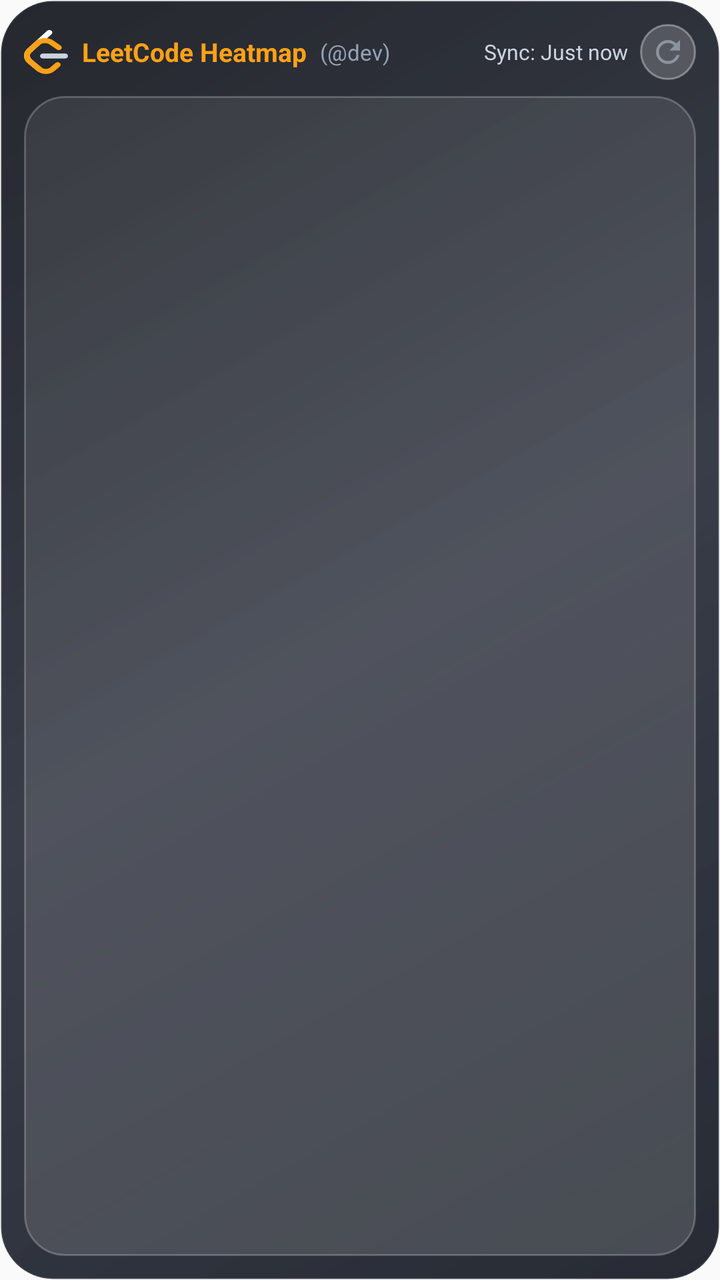
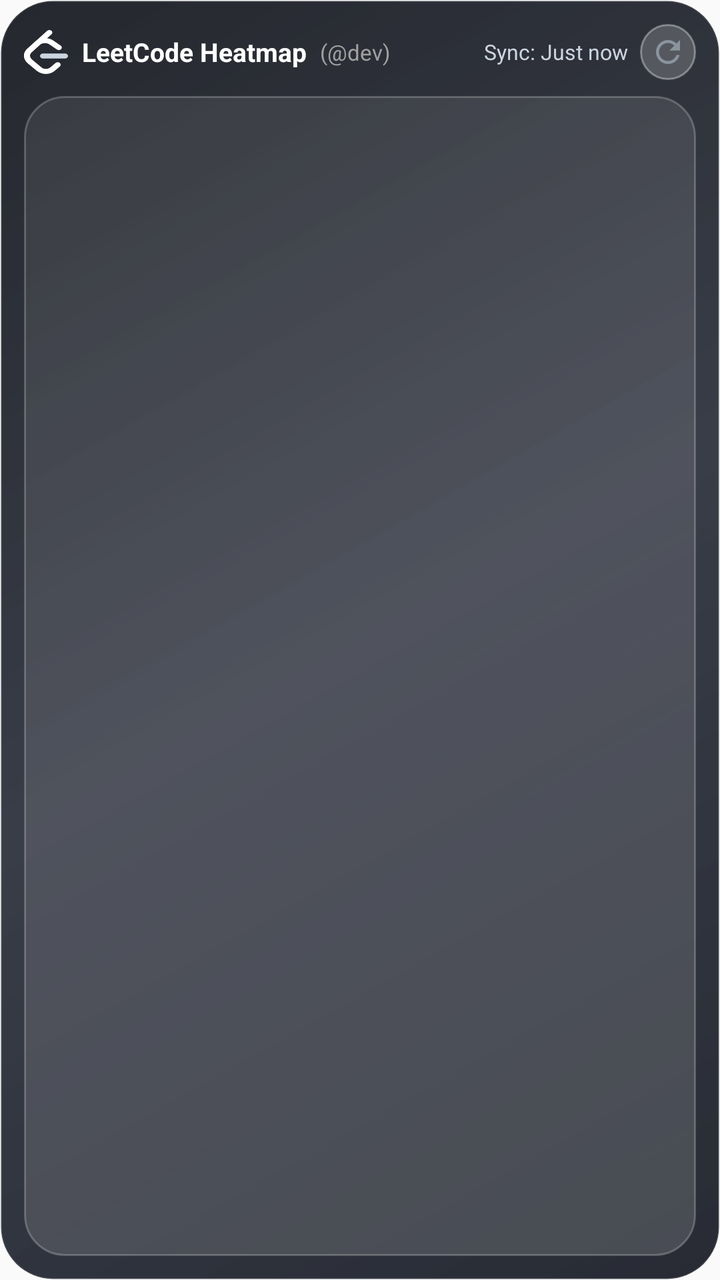

Two renders of the same Android screen: before a commit and after it. Below are the layout's source before the change and the commit's diff.
<!-- AndroidManifest.xml: application theme Theme.DevWidgets -->
<!-- res/layout/widget_leetcode_heatmap.xml -->
<?xml version="1.0" encoding="utf-8"?>
<FrameLayout xmlns:android="http://schemas.android.com/apk/res/android"
    android:layout_width="match_parent"
    android:layout_height="match_parent">

    <ImageView
        android:id="@+id/iv_widget_wallpaper_bg"
        android:layout_width="match_parent"
        android:layout_height="match_parent"
        android:scaleType="centerCrop"
        android:visibility="gone" />

    <ImageView
        android:id="@+id/v_widget_wallpaper_scrim"
        android:layout_width="match_parent"
        android:layout_height="match_parent"
        android:background="#80000000"
        android:visibility="gone" />

    <LinearLayout
        android:id="@+id/widget_root"
        android:layout_width="match_parent"
        android:layout_height="match_parent"
        android:orientation="vertical"
        android:background="@drawable/widget_glass_chassis"
        android:padding="12dp">

    
    <RelativeLayout
        android:layout_width="match_parent"
        android:layout_height="wrap_content"
        android:layout_marginBottom="8dp">

        <LinearLayout
            android:id="@+id/header_right_wrap"
            android:layout_width="wrap_content"
            android:layout_height="wrap_content"
            android:orientation="horizontal"
            android:gravity="center_vertical"
            android:layout_alignParentEnd="true"
            android:layout_centerVertical="true">

            <TextView
                android:id="@+id/tv_last_updated"
                android:layout_width="wrap_content"
                android:layout_height="wrap_content"
                android:text="Sync: Just now"
                android:textColor="#CBD5E1"
                android:textSize="10.5sp"
                android:layout_marginEnd="6dp" />

            <ImageView
                android:id="@+id/btn_refresh"
                android:layout_width="28dp"
                android:layout_height="28dp"
                android:background="@drawable/widget_icon_button_glass"
                android:padding="5dp"
                android:src="@drawable/ic_refresh"
                android:contentDescription="Refresh" />
        </LinearLayout>

        <LinearLayout
            android:layout_width="wrap_content"
            android:layout_height="wrap_content"
            android:orientation="horizontal"
            android:gravity="center_vertical"
            android:layout_alignParentStart="true"
            android:layout_centerVertical="true">

            <ImageView
                android:id="@+id/iv_lc_brand_logo"
                android:layout_width="22dp"
                android:layout_height="22dp"
                android:src="@drawable/ic_leetcode_logo"
                android:layout_marginEnd="7dp"
                android:contentDescription="LeetCode Logo" />

            <TextView
                android:id="@+id/tv_lc_title"
                android:layout_width="wrap_content"
                android:layout_height="wrap_content"
                android:text="LeetCode Heatmap"
                android:textColor="#FFA116"
                android:textSize="13sp"
                android:textStyle="bold" />

            <TextView
                android:id="@+id/tv_lc_user_tag"
                android:layout_width="wrap_content"
                android:layout_height="wrap_content"
                android:layout_marginStart="4dp"
                android:text=" (@dev)"
                android:textColor="#94A3B8"
                android:textSize="11sp" />
        </LinearLayout>
    </RelativeLayout>

    
    <LinearLayout
        android:id="@+id/section_leetcode"
        android:layout_width="match_parent"
        android:layout_height="0dp"
        android:layout_weight="1"
        android:orientation="vertical"
        android:background="@drawable/widget_glass_card"
        android:padding="10dp"
        android:gravity="center">

        <ImageView
            android:id="@+id/iv_leetcode_heatmap"
            android:layout_width="match_parent"
            android:layout_height="match_parent"
            android:scaleType="fitCenter"
            android:contentDescription="LeetCode Heatmap" />
    </LinearLayout>
</LinearLayout>
</FrameLayout>
<!-- resources referenced by this layout -->
<resources>
  <!-- drawable ic_leetcode_logo (drawable) -->
  <vector xmlns:android="http://schemas.android.com/apk/res/android"
      android:width="20dp"
      android:height="20dp"
      android:viewportWidth="94"
      android:viewportHeight="111">
      
      
      <path
          android:fillColor="#FFFFFF"
          android:pathData="M49.4124,2.0234 C51.8179,-0.5523 55.8523,-0.6869 58.4235,1.7228 C60.9946,4.1324 61.129,8.1739 58.7235,10.7495 L15.9282,56.5729 C11.2774,61.552 11.7867,69.5738 17.1459,74.8292 L36.9094,94.2091 C39.4256,96.6764 39.4686,100.7198 37.0056,103.2403 C34.5426,105.7609 30.5063,105.804 27.9901,103.3367 L8.2265,83.9567 C-1.9247,74.0021 -2.936,58.0741 6.6175,47.8463 L49.4124,2.0234 Z" />
      
      <path
          android:fillColor="#CBD5E1"
          android:pathData="M40.607,72.0014 C37.086,72.0014 34.2317,69.1421 34.2317,65.615 C34.2317,62.0879 37.086,59.2286 40.607,59.2286 L87.6247,59.2286 C91.1457,59.2286 94,62.0879 94,65.615 C94,69.1421 91.1457,72.0014 87.6247,72.0014 L40.607,72.0014 Z" />
      
      <path
          android:fillColor="#FFA116"
          android:pathData="M67.5068,83.0664 C70.0005,80.5764 74.0371,80.5829 76.5228,83.0809 C79.0085,85.579 79.002,89.6226 76.5083,92.1127 L65.4351,103.1696 C55.2192,113.3707 38.5605,113.5187 28.1723,103.5132 C28.1122,103.4557 23.4866,98.9201 8.227,83.957 C-1.9248,74.0029 -2.9361,58.0749 6.617,47.8464 L24.4287,28.7745 C33.91,18.6219 51.3874,17.5122 62.228,26.2789 L78.4053,39.362 C81.1449,41.5776 81.5728,45.5985 79.3611,48.3429 C77.1493,51.0873 73.1355,51.5159 70.3959,49.3003 L54.2187,36.2173 C48.5493,31.6325 38.6319,32.2622 33.7399,37.5006 L15.9279,56.5727 C11.2772,61.5522 11.7866,69.574 17.1461,74.8292 C28.3515,85.8169 36.9874,94.2846 36.9974,94.2942 C42.3982,99.496 51.1309,99.4184 56.4336,94.1234 L67.5068,83.0664 Z" />
  </vector>
  <!-- drawable ic_refresh (drawable) -->
  <vector xmlns:android="http://schemas.android.com/apk/res/android"
      android:width="20dp"
      android:height="20dp"
      android:viewportWidth="24"
      android:viewportHeight="24">
    <path
        android:fillColor="#8B949E"
        android:pathData="M17.65,6.35C16.2,4.9 14.21,4 12,4c-4.42,0 -7.99,3.58 -7.99,8s3.57,8 7.99,8c3.73,0 6.84,-2.55 7.73,-6h-2.08c-0.82,2.33 -3.04,4 -5.65,4 -3.31,0 -6,-2.69 -6,-6s2.69,-6 6,-6c1.66,0 3.14,0.69 4.22,1.78L13,11h7V4l-2.35,2.35z"/>
  </vector>
  <!-- drawable widget_glass_card (drawable) -->
  <?xml version="1.0" encoding="utf-8"?>
  <shape xmlns:android="http://schemas.android.com/apk/res/android"
      android:shape="rectangle">
      
      <gradient
          android:angle="135"
          android:startColor="#26FFFFFF"
          android:endColor="#14FFFFFF" />
      <corners android:radius="20dp" />
      <stroke
          android:width="1dp"
          android:color="#38FFFFFF" />
  </shape>
  <!-- drawable widget_glass_chassis (drawable) -->
  <?xml version="1.0" encoding="utf-8"?>
  <shape xmlns:android="http://schemas.android.com/apk/res/android"
      android:shape="rectangle">
      
      <gradient
          android:angle="135"
          android:startColor="#E610141E"
          android:centerColor="#D9161B28"
          android:endColor="#E60D1017" />
      <corners android:radius="26dp" />
      <stroke
          android:width="1dp"
          android:color="#20FFFFFF" />
  </shape>
  <!-- drawable widget_icon_button_glass (drawable) -->
  <?xml version="1.0" encoding="utf-8"?>
  <shape xmlns:android="http://schemas.android.com/apk/res/android"
      android:shape="oval">
      
      <solid android:color="#2EFFFFFF" />
      <stroke
          android:width="1dp"
          android:color="#59FFFFFF" />
  </shape>
  <style name="Theme.DevWidgets" parent="android:Theme.Material.Light.NoActionBar" />
</resources>

<!-- the commit's change to res/layout/widget_leetcode_heatmap.xml (unified diff, before → after) -->
@@ -80,7 +80,7 @@
                 android:layout_width="wrap_content"
                 android:layout_height="wrap_content"
                 android:text="LeetCode Heatmap"
-                android:textColor="#FFA116"
+                android:textColor="#FFFFFF"
                 android:textSize="13sp"
                 android:textStyle="bold" />
 
@@ -90,7 +90,7 @@
                 android:layout_height="wrap_content"
                 android:layout_marginStart="4dp"
                 android:text=" (@dev)"
-                android:textColor="#94A3B8"
+                android:textColor="#A0A0A0"
                 android:textSize="11sp" />
         </LinearLayout>
     </RelativeLayout>
<!-- resource entries referenced after the edit -->
@@ -17,7 +17,7 @@
           android:pathData="M40.607,72.0014 C37.086,72.0014 34.2317,69.1421 34.2317,65.615 C34.2317,62.0879 37.086,59.2286 40.607,59.2286 L87.6247,59.2286 C91.1457,59.2286 94,62.0879 94,65.615 C94,69.1421 91.1457,72.0014 87.6247,72.0014 L40.607,72.0014 Z" />
       
       <path
-          android:fillColor="#FFA116"
+          android:fillColor="#FFFFFF"
           android:pathData="M67.5068,83.0664 C70.0005,80.5764 74.0371,80.5829 76.5228,83.0809 C79.0085,85.579 79.002,89.6226 76.5083,92.1127 L65.4351,103.1696 C55.2192,113.3707 38.5605,113.5187 28.1723,103.5132 C28.1122,103.4557 23.4866,98.9201 8.227,83.957 C-1.9248,74.0029 -2.9361,58.0749 6.617,47.8464 L24.4287,28.7745 C33.91,18.6219 51.3874,17.5122 62.228,26.2789 L78.4053,39.362 C81.1449,41.5776 81.5728,45.5985 79.3611,48.3429 C77.1493,51.0873 73.1355,51.5159 70.3959,49.3003 L54.2187,36.2173 C48.5493,31.6325 38.6319,32.2622 33.7399,37.5006 L15.9279,56.5727 C11.2772,61.5522 11.7866,69.574 17.1461,74.8292 C28.3515,85.8169 36.9874,94.2846 36.9974,94.2942 C42.3982,99.496 51.1309,99.4184 56.4336,94.1234 L67.5068,83.0664 Z" />
   </vector>
   <!-- drawable ic_refresh (drawable) -->
